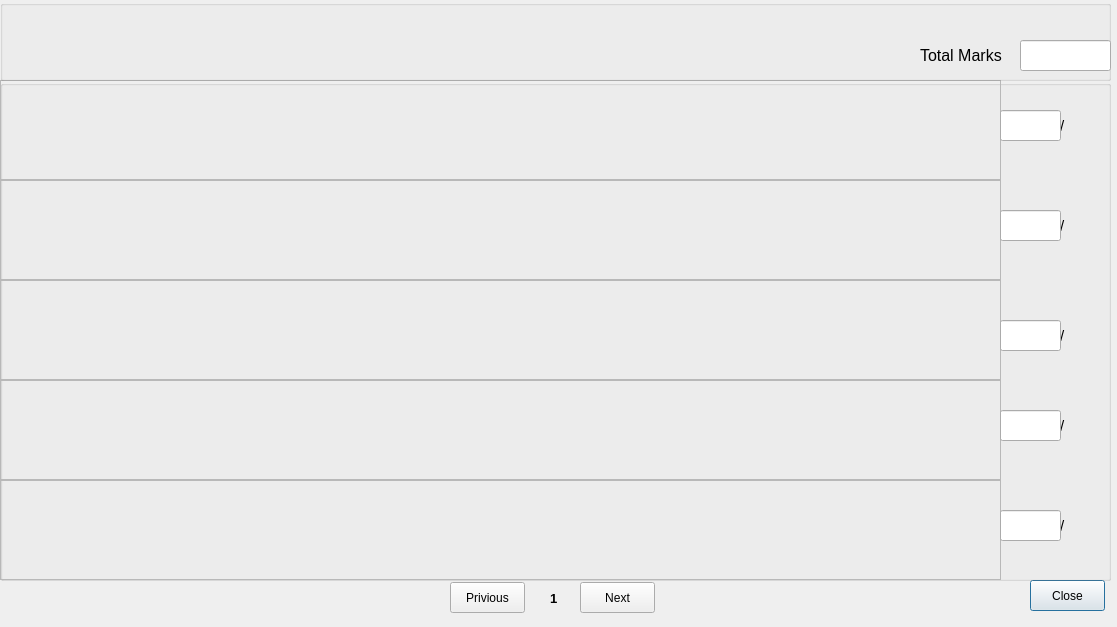
Old version of the form markingpapers.ui in the repository dkithmal/BinduProjectTeacher.
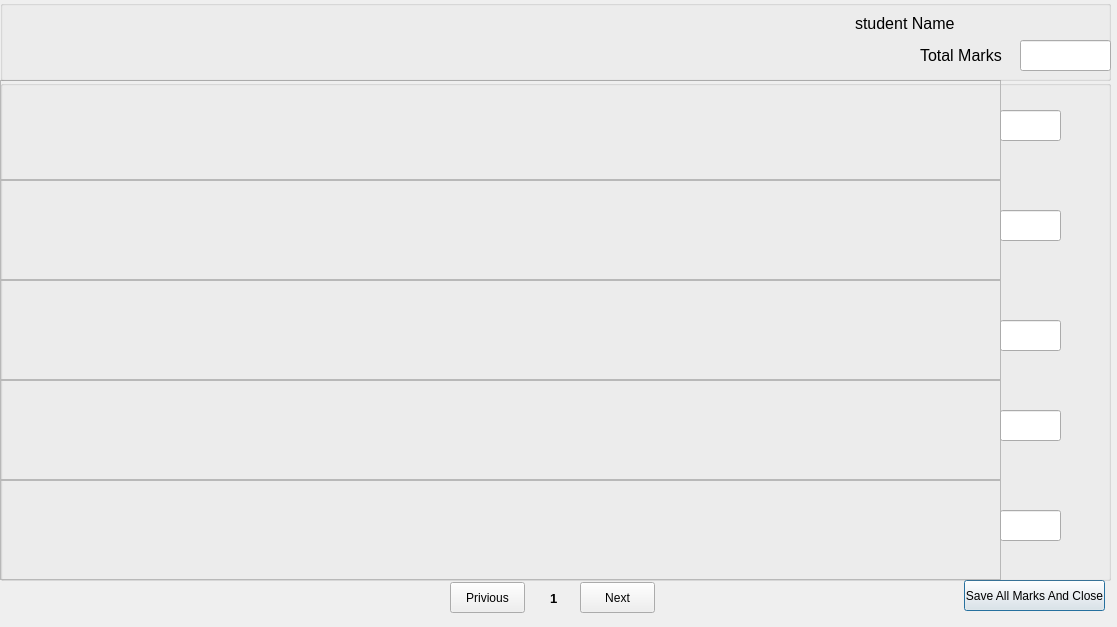
New version of the form.

What changed in the file:
```diff
--- a/markingpapers.ui
+++ b/markingpapers.ui
@@ -16,14 +16,14 @@
   <widget class="QPushButton" name="pushButton_2">
    <property name="geometry">
     <rect>
-     <x>1030</x>
+     <x>964</x>
      <y>580</y>
-     <width>75</width>
+     <width>141</width>
      <height>31</height>
     </rect>
    </property>
    <property name="text">
-    <string>Close</string>
+    <string>Save All Marks And Close</string>
    </property>
   </widget>
   <widget class="QPushButton" name="pBPrivious">
@@ -166,7 +166,7 @@
      </rect>
     </property>
     <property name="text">
-     <string>/</string>
+     <string/>
     </property>
    </widget>
    <widget class="QLineEdit" name="lEAnswer1Marks">
@@ -189,7 +189,7 @@
      </rect>
     </property>
     <property name="text">
-     <string>/</string>
+     <string/>
     </property>
    </widget>
    <widget class="QLineEdit" name="lEAnswer2Marks">
@@ -222,7 +222,7 @@
      </rect>
     </property>
     <property name="text">
-     <string>/</string>
+     <string/>
     </property>
    </widget>
    <widget class="QLabel" name="lAnswer5TMarks">
@@ -235,7 +235,7 @@
      </rect>
     </property>
     <property name="text">
-     <string>/</string>
+     <string/>
     </property>
    </widget>
    <widget class="QLineEdit" name="lEAnswer5Marks">
@@ -258,7 +258,7 @@
      </rect>
     </property>
     <property name="text">
-     <string>/</string>
+     <string/>
     </property>
    </widget>
    <widget class="QLineEdit" name="lEAnswer4Marks">
@@ -340,6 +340,37 @@
       <width>91</width>
       <height>31</height>
      </rect>
+    </property>
+    <property name="font">
+     <font>
+      <pointsize>15</pointsize>
+     </font>
+    </property>
+   </widget>
+   <widget class="QLabel" name="label">
+    <property name="geometry">
+     <rect>
+      <x>855</x>
+      <y>13</y>
+      <width>101</width>
+      <height>20</height>
+     </rect>
+    </property>
+    <property name="text">
+     <string>student Name</string>
+    </property>
+   </widget>
+   <widget class="QLabel" name="lStudentName">
+    <property name="geometry">
+     <rect>
+      <x>970</x>
+      <y>10</y>
+      <width>131</width>
+      <height>21</height>
+     </rect>
+    </property>
+    <property name="text">
+     <string/>
     </property>
    </widget>
   </widget>
```
Left out of the diff: 8 changed lines with no effect on the pictures.
